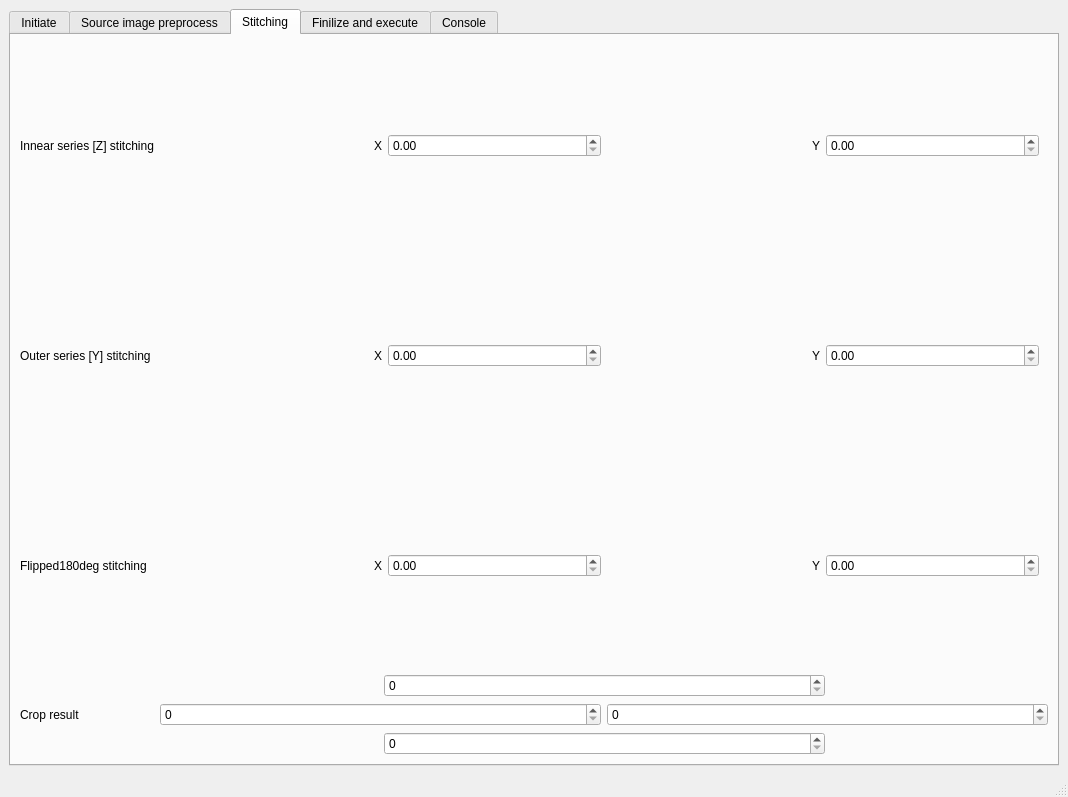
The window that share/imbl-ui.ui (AustralianSynchrotron/imblproc) describes before a commit, drawn with Qt 5.
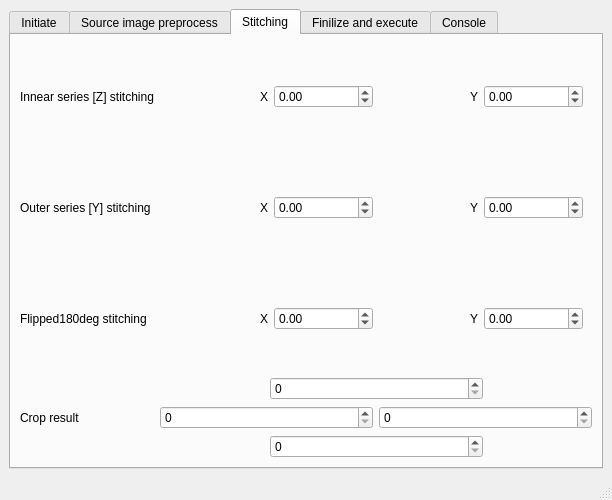
The same window after the commit. The open tabs and pages were chosen to show the change. Icons and pictures are not drawn.

The edit to the form file:
```diff
--- a/share/imbl-ui.ui
+++ b/share/imbl-ui.ui
@@ -6,8 +6,8 @@
    <rect>
     <x>0</x>
     <y>0</y>
-    <width>1068</width>
-    <height>797</height>
+    <width>612</width>
+    <height>500</height>
    </rect>
   </property>
   <property name="windowTitle">
@@ -622,16 +622,32 @@
         <item row="3" column="1">
          <layout class="QGridLayout" name="gridLayout_6">
           <item row="0" column="1" colspan="2">
-           <widget class="QSpinBox" name="fCropTop"/>
+           <widget class="QSpinBox" name="fCropTop">
+            <property name="maximum">
+             <number>999999999</number>
+            </property>
+           </widget>
           </item>
           <item row="2" column="1" colspan="2">
-           <widget class="QSpinBox" name="fCropBottom"/>
+           <widget class="QSpinBox" name="fCropBottom">
+            <property name="maximum">
+             <number>999999999</number>
+            </property>
+           </widget>
           </item>
           <item row="1" column="0" colspan="2">
-           <widget class="QSpinBox" name="fCropLeft"/>
+           <widget class="QSpinBox" name="fCropLeft">
+            <property name="maximum">
+             <number>999999999</number>
+            </property>
+           </widget>
           </item>
           <item row="1" column="2" colspan="2">
-           <widget class="QSpinBox" name="fCropRight"/>
+           <widget class="QSpinBox" name="fCropRight">
+            <property name="maximum">
+             <number>999999999</number>
+            </property>
+           </widget>
           </item>
          </layout>
         </item>
@@ -649,7 +665,14 @@
             </widget>
            </item>
            <item>
-            <widget class="QDoubleSpinBox" name="iStX"/>
+            <widget class="QDoubleSpinBox" name="iStX">
+             <property name="minimum">
+              <double>-999999999.000000000000000</double>
+             </property>
+             <property name="maximum">
+              <double>999999999.000000000000000</double>
+             </property>
+            </widget>
            </item>
            <item>
             <widget class="QLabel" name="label_18">
@@ -662,7 +685,14 @@
             </widget>
            </item>
            <item>
-            <widget class="QDoubleSpinBox" name="iStY"/>
+            <widget class="QDoubleSpinBox" name="iStY">
+             <property name="minimum">
+              <double>-999999999.000000000000000</double>
+             </property>
+             <property name="maximum">
+              <double>999999999.000000000000000</double>
+             </property>
+            </widget>
            </item>
           </layout>
          </widget>
@@ -681,7 +711,14 @@
             </widget>
            </item>
            <item>
-            <widget class="QDoubleSpinBox" name="oStX"/>
+            <widget class="QDoubleSpinBox" name="oStX">
+             <property name="minimum">
+              <double>-999999999.000000000000000</double>
+             </property>
+             <property name="maximum">
+              <double>999999999.000000000000000</double>
+             </property>
+            </widget>
            </item>
            <item>
             <widget class="QLabel" name="label_24">
@@ -694,7 +731,14 @@
             </widget>
            </item>
            <item>
-            <widget class="QDoubleSpinBox" name="oStY"/>
+            <widget class="QDoubleSpinBox" name="oStY">
+             <property name="minimum">
+              <double>-999999999.000000000000000</double>
+             </property>
+             <property name="maximum">
+              <double>999999999.000000000000000</double>
+             </property>
+            </widget>
            </item>
           </layout>
          </widget>
@@ -713,7 +757,14 @@
             </widget>
            </item>
            <item>
-            <widget class="QDoubleSpinBox" name="fStX"/>
+            <widget class="QDoubleSpinBox" name="fStX">
+             <property name="minimum">
+              <double>-999999999.000000000000000</double>
+             </property>
+             <property name="maximum">
+              <double>999999999.000000000000000</double>
+             </property>
+            </widget>
            </item>
            <item>
             <widget class="QLabel" name="label_31">
@@ -726,7 +777,14 @@
             </widget>
            </item>
            <item>
-            <widget class="QDoubleSpinBox" name="fStY"/>
+            <widget class="QDoubleSpinBox" name="fStY">
+             <property name="minimum">
+              <double>-999999999.000000000000000</double>
+             </property>
+             <property name="maximum">
+              <double>999999999.000000000000000</double>
+             </property>
+            </widget>
            </item>
           </layout>
          </widget>
```
Left out of the diff: 36 changed lines with no effect on the pictures.
